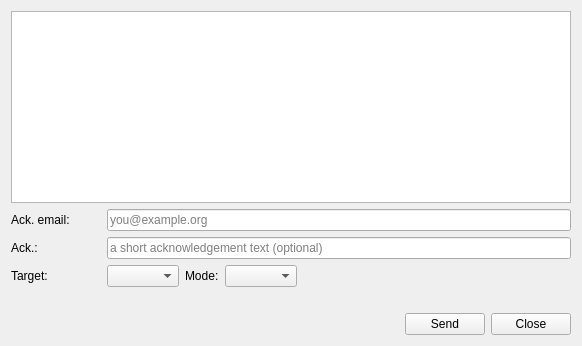
irydeo/nightscribe, file nightscribe/gui/ui/ufe_mpc_send_dialog.ui: the form before one commit.
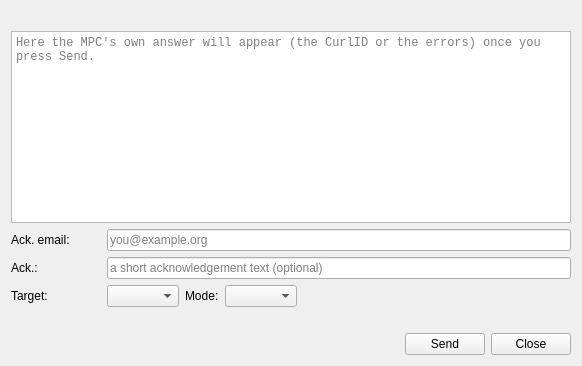
The form after the commit.

The edit to the form file:
```diff
--- a/nightscribe/gui/ui/ufe_mpc_send_dialog.ui
+++ b/nightscribe/gui/ui/ufe_mpc_send_dialog.ui
@@ -15,10 +15,12 @@
    <property name="topMargin"><number>11</number></property>
    <property name="rightMargin"><number>11</number></property>
    <property name="bottomMargin"><number>11</number></property>
+   <item><widget class="QLabel" name="lbl_intro"><property name="text"><string/></property><property name="wordWrap"><bool>true</bool></property><property name="toolTip"><string>What the batch about to be sent carries: how many observations, the format, the target and the mode. It is read from the report the moment the window opens, and it follows the target and the mode if you change them here</string></property></widget></item>
    <item>
     <widget class="QPlainTextEdit" name="txt_log">
      <property name="minimumSize"><size><width>560</width><height>140</height></size></property>
      <property name="readOnly"><bool>true</bool></property>
+     <property name="placeholderText"><string>Here the MPC's own answer will appear (the CurlID or the errors) once you press Send.</string></property>
      <property name="font"><font><family>Monospace</family></font></property>
     </widget>
    </item>
```
